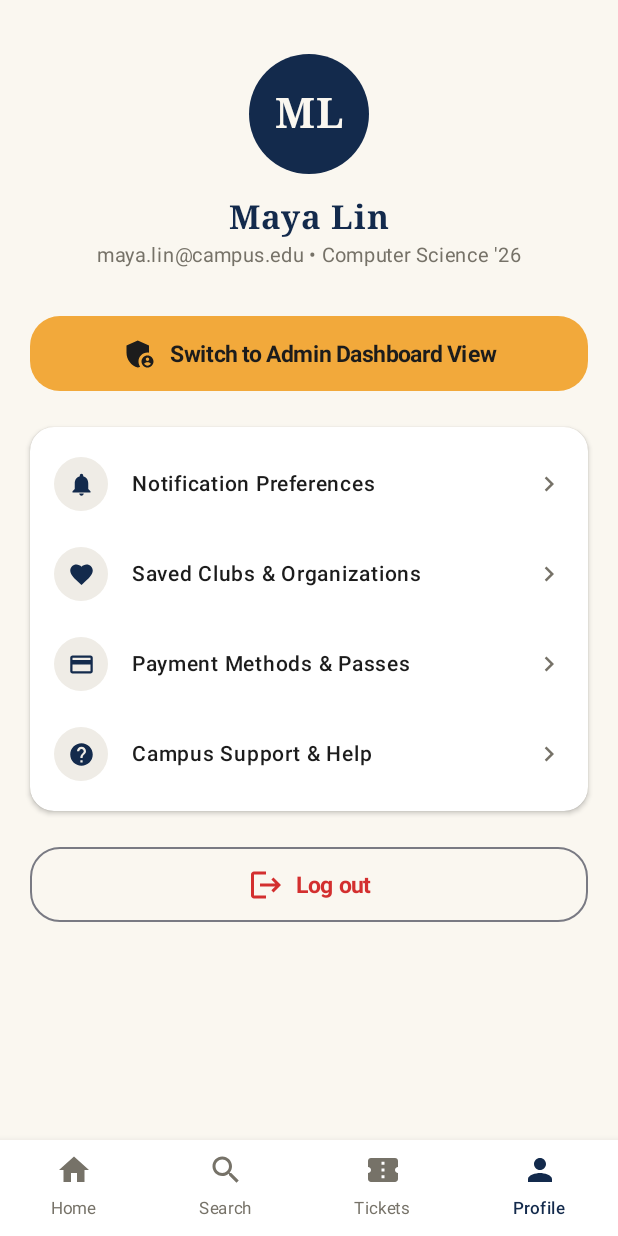
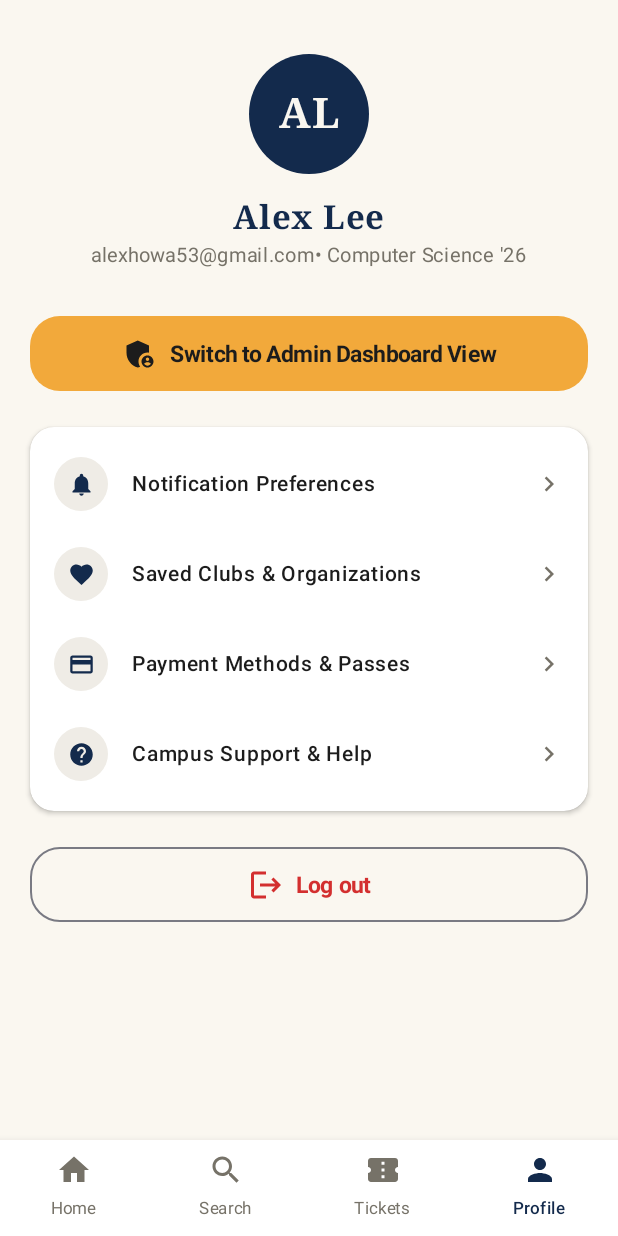
Before and after one commit to alexhowa53-sys/CompusConnect, an Android app built with Jetpack Compose: the screen it shows after launch (MainActivity), after a tap on "Profile", on a phone screen of 412 x 824 dp. Run offline under Robolectric (Android 15) with nearby library versions, the phone set to English and light mode, and no system bars; 3 other taps on this screen came first.

Commit message:
Minor edits

```diff
--- a/app/src/main/java/com/example/compusconnect/EventDetailsScreen.kt
+++ b/app/src/main/java/com/example/compusconnect/EventDetailsScreen.kt
@@ -30,8 +30,8 @@ fun EventDetailsScreen(
     eventTitle: String = "Social Weekend",
     category: EventCategory = EventCategory.MUSIC,
     dateText: String = "Thursday, Oct 14 · 7:00 PM",
-    locationText: String = "Great Hall Lawn",
-    hostText: String = "SRC",
+    locationText: String = "Great Hall",
+    hostText: String = "Hosted by SRC",
     priceText: String = "K6000",
     descriptionText: String = "Join us for an unforgettable evening under the stars featuring student indie bands, food trucks, and art installations. Bring your student ID and a blanket to sit on the lawn!",
     tags: List<String> = listOf("All ages", "Outdoors", "Accessible"),
--- a/app/src/main/java/com/example/compusconnect/LoginAuthScreen.kt
+++ b/app/src/main/java/com/example/compusconnect/LoginAuthScreen.kt
@@ -29,7 +29,7 @@ fun LoginAuthScreen(
 ) {
     var isLoginTab by remember { mutableStateOf(true) }
     var isAdminSelected by remember { mutableStateOf(false) } // false = Student, true = Administrator
-    var email by remember { mutableStateOf("maya.lin@campus.edu") }
+    var email by remember { mutableStateOf("alexhowa53@gmail.com") }
     var password by remember { mutableStateOf("••••••••") }
     var rememberMe by remember { mutableStateOf(true) }
 
--- a/app/src/main/java/com/example/compusconnect/ProfileScreen.kt
+++ b/app/src/main/java/com/example/compusconnect/ProfileScreen.kt
@@ -59,7 +59,7 @@ fun ProfileScreen(
                 contentAlignment = Alignment.Center
             ) {
                 Text(
-                    text = "ML",
+                    text = "AL",
                     fontFamily = FontFamily.Serif,
                     fontWeight = FontWeight.Bold,
                     fontSize = 28.sp,
@@ -70,7 +70,7 @@ fun ProfileScreen(
             Spacer(modifier = Modifier.height(16.dp))
 
             Text(
-                text = "Maya Lin",
+                text = "Alex Lee",
                 fontFamily = FontFamily.Serif,
                 fontWeight = FontWeight.Bold,
                 fontSize = 22.sp,
@@ -78,7 +78,7 @@ fun ProfileScreen(
             )
 
             Text(
-                text = "maya.lin@campus.edu • Computer Science '26",
+                text = "alexhowa53@gmail.com• Computer Science '26",
                 fontFamily = FontFamily.SansSerif,
                 fontSize = 13.sp,
                 color = CampusGrey
--- a/app/src/main/java/com/example/compusconnect/TicketConfirmationScreen.kt
+++ b/app/src/main/java/com/example/compusconnect/TicketConfirmationScreen.kt
@@ -26,9 +26,9 @@ import com.example.compusconnect.ui.theme.CompusConnectTheme
 
 @Composable
 fun TicketConfirmationScreen(
-    eventTitle: String = "Indie Night on the Quad",
+    eventTitle: String = "Welcoming Function",
     eventDate: String = "Oct 14, 2025 · 7:00 PM",
-    eventLocation: String = "Great Hall Lawn",
+    eventLocation: String = "Great Hall",
     ticketRef: String = "CC-2025-8849",
     holderName: String = "Alex Morgan",
     onViewMyTicketsClick: () -> Unit = {},
--- a/app/src/main/java/com/example/compusconnect/TicketsScreen.kt
+++ b/app/src/main/java/com/example/compusconnect/TicketsScreen.kt
@@ -40,9 +40,9 @@ data class UserTicket(
 )
 
 val sampleUserTickets = listOf(
-    UserTicket("1", "Indie Night on the Quad", "14", "OCT", "7:00 PM", "Great Hall Lawn", EventCategory.MUSIC, "Ready", true),
-    UserTicket("2", "Inter-Hall Football Finals", "18", "OCT", "4:30 PM", "Main Sports Complex", EventCategory.SPORTS, "Ready", true),
-    UserTicket("3", "AI & Ethics Symposium", "05", "SEP", "2:00 PM", "Auditorium A", EventCategory.CAREER, "Used", true)
+    UserTicket("1", "Welcoming Function", "14", "OCT", "7:00 PM", "Great Hal", EventCategory.MUSIC, "Ready", true),
+    UserTicket("2", "UNIMA Football Finals", "18", "OCT", "4:30 PM", "Chilunga", EventCategory.SPORTS, "Ready", true),
+    UserTicket("3", "AI & Ethics Symposium", "05", "SEP", "2:00 PM", "Catographic Lab", EventCategory.CAREER, "Used", true)
 )
 
 @Composable
```
Also changed, not shown: app/src/main/java/com/example/compusconnect/SearchScreen.kt (+5 -5 lines).
